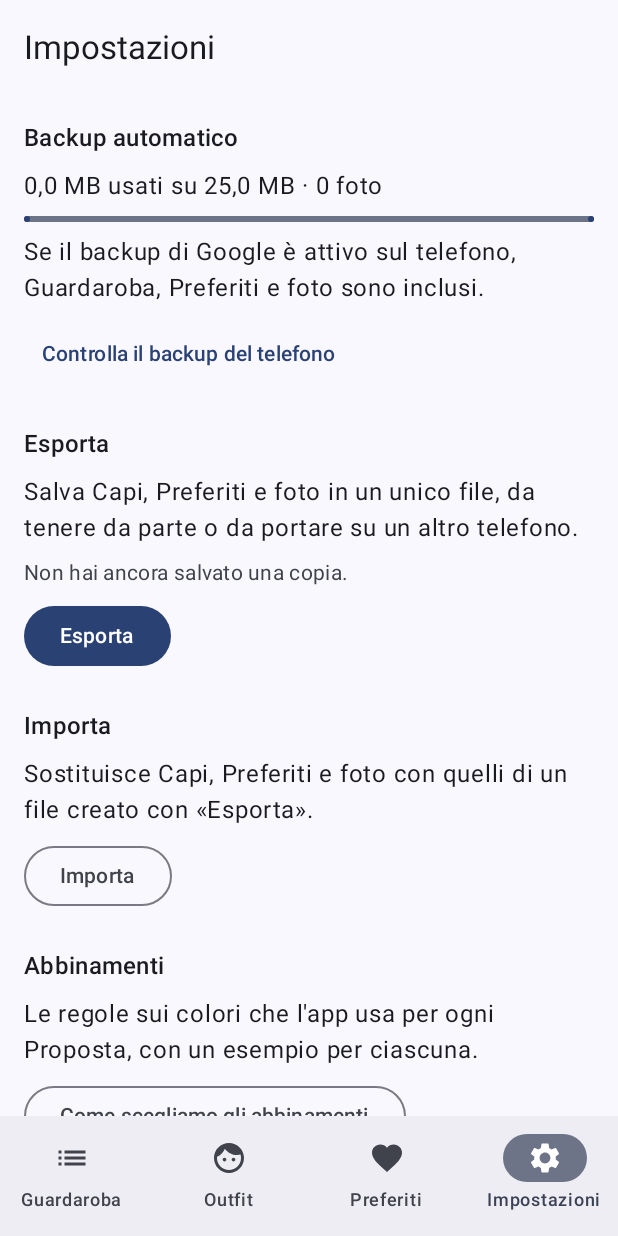
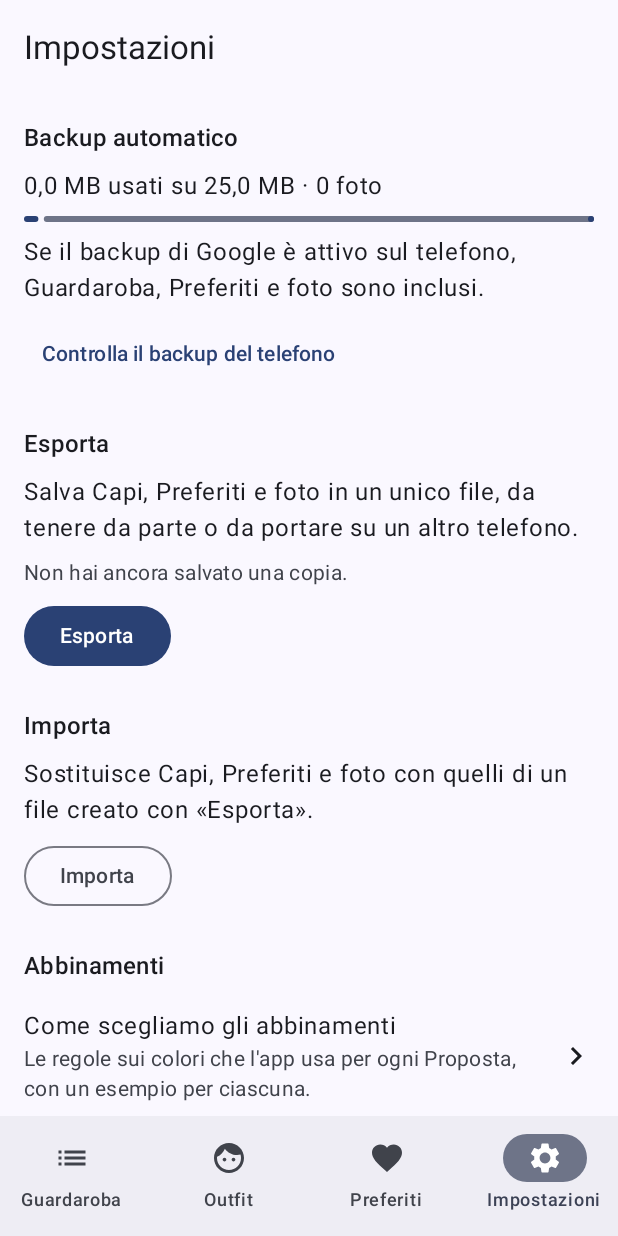
Before and after one commit to FriendlyButFire/guardaroba, an Android app built with Jetpack Compose: the screen it shows after launch (MainActivity), item 4 of the bottom bar chosen, on a phone screen of 412 x 824 dp. Run offline under Robolectric (Android 15) with nearby library versions, the phone set to English and light mode, and no system bars; our stand-ins replace Room's generated code.

Commit message:
feat(impostazioni): rules page as a list row, visible backup bar (#06)

```diff
--- a/app/src/main/java/com/guardaroba/ui/BackupSezione.kt
+++ b/app/src/main/java/com/guardaroba/ui/BackupSezione.kt
@@ -27,7 +27,8 @@ fun BackupSezione(stato: StatoBackup?) {
         val s = stato ?: return@Column
         Text("${mb(s.byte)} MB usati su ${mb(StatoBackup.LIMITE)} MB · ${s.foto} foto")
         LinearProgressIndicator(
-            progress = { (s.byte.toFloat() / StatoBackup.LIMITE).coerceAtMost(1f) },
+            // Almeno il 2%: a 0,3 MB su 25 la barra vuota sembrava rotta.
+            progress = { (s.byte.toFloat() / StatoBackup.LIMITE).coerceIn(0.02f, 1f) },
             Modifier.fillMaxWidth(),
             color = if (s.livello == LivelloBackup.OK) MaterialTheme.colorScheme.primary else MaterialTheme.colorScheme.error,
         )
--- a/app/src/main/java/com/guardaroba/ui/ImpostazioniScreen.kt
+++ b/app/src/main/java/com/guardaroba/ui/ImpostazioniScreen.kt
@@ -1,15 +1,20 @@
 package com.guardaroba.ui
 
+import androidx.compose.foundation.clickable
 import androidx.compose.foundation.layout.Arrangement
 import androidx.compose.foundation.layout.Column
+import androidx.compose.foundation.layout.Row
 import androidx.compose.foundation.layout.WindowInsets
+import androidx.compose.foundation.layout.fillMaxWidth
 import androidx.compose.foundation.layout.fillMaxSize
 import androidx.compose.foundation.layout.padding
 import androidx.compose.foundation.rememberScrollState
 import androidx.compose.foundation.verticalScroll
+import androidx.compose.material.icons.Icons
+import androidx.compose.material.icons.automirrored.filled.KeyboardArrowRight
 import androidx.compose.material3.ExperimentalMaterial3Api
 import androidx.compose.material3.MaterialTheme
-import androidx.compose.material3.OutlinedButton
+import androidx.compose.material3.Icon
 import androidx.compose.material3.Scaffold
 import androidx.compose.material3.SnackbarDuration
 import androidx.compose.material3.SnackbarHost
@@ -25,6 +30,7 @@ import androidx.compose.runtime.produceState
 import androidx.compose.runtime.remember
 import androidx.compose.runtime.saveable.rememberSaveable
 import androidx.compose.runtime.setValue
+import androidx.compose.ui.Alignment
 import androidx.compose.ui.Modifier
 import androidx.compose.ui.platform.LocalContext
 import androidx.compose.ui.semantics.heading
@@ -75,8 +81,22 @@ fun ImpostazioniScreen(
             ImportaSezione(onImportato, avvisi, bloccato = esporta.inCorso, vm = importa)
             Column(verticalArrangement = Arrangement.spacedBy(8.dp)) {
                 Titolo("Abbinamenti")
-                Text("Le regole sui colori che l'app usa per ogni Proposta, con un esempio per ciascuna.")
-                OutlinedButton(onClick = { regole = true }) { Text("Come scegliamo gli abbinamenti") }
+                // Una pagina, non un'azione: riga di elenco con freccia, non un pulsante come Importa.
+                Row(
+                    Modifier.fillMaxWidth().clickable { regole = true }.padding(vertical = 8.dp),
+                    verticalAlignment = Alignment.CenterVertically,
+                    horizontalArrangement = Arrangement.spacedBy(16.dp),
+                ) {
+                    Column(Modifier.weight(1f)) {
+                        Text("Come scegliamo gli abbinamenti", style = MaterialTheme.typography.bodyLarge)
+                        Text(
+                            "Le regole sui colori che l'app usa per ogni Proposta, con un esempio per ciascuna.",
+                            style = MaterialTheme.typography.bodyMedium,
+                            color = MaterialTheme.colorScheme.onSurfaceVariant,
+                        )
+                    }
+                    Icon(Icons.AutoMirrored.Filled.KeyboardArrowRight, contentDescription = null)
+                }
             }
             val versione = remember { context.packageManager.getPackageInfo(context.packageName, 0).versionName.orEmpty() }
             Text("Guardaroba $versione", style = MaterialTheme.typography.bodySmall, color = MaterialTheme.colorScheme.onSurfaceVariant)
```
Also changed, not shown: 1 other file.
